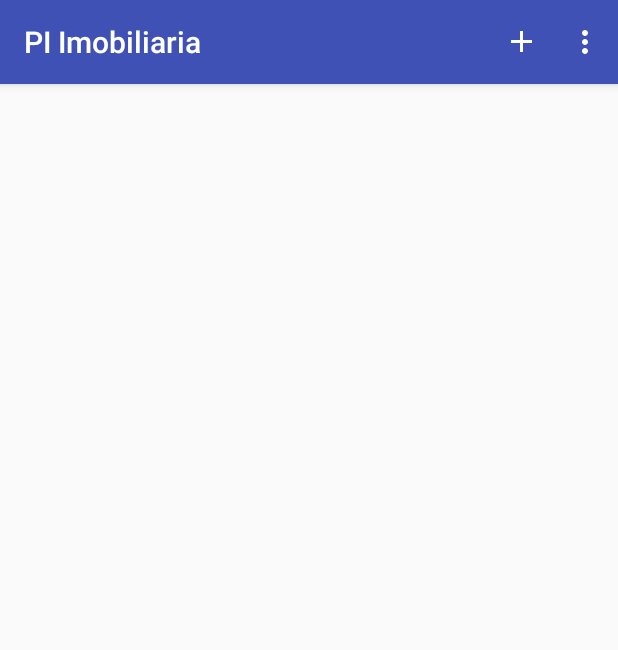
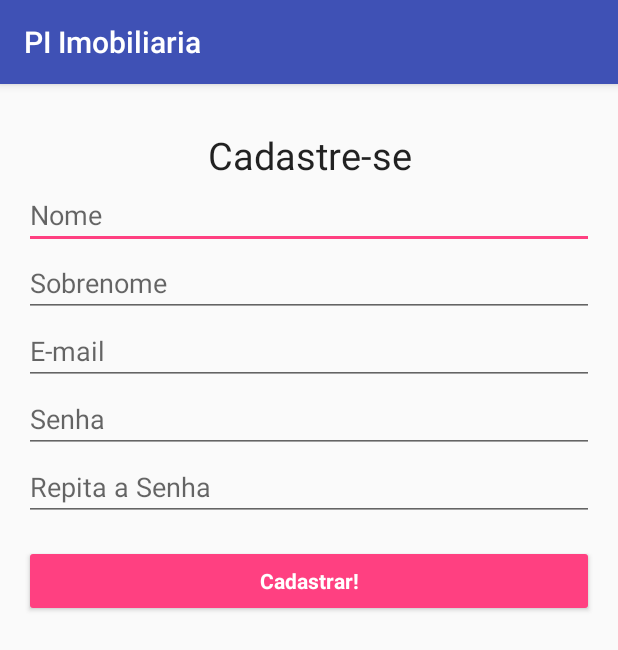
Before and after one commit to lvbfontes/PI5_Imobiliaria, an Android app: the screen it shows after launch (DashboardActivity before the commit, CadastroActivity after it), on a phone screen of 412 x 824 dp. Shown: the top 650 px of the screen. Run offline under Robolectric (Android 15) with nearby library versions, the phone set to English and light mode, and no system bars; our stand-ins replace Firebase (no records; nobody signed in at launch, a user with empty details on screens opened directly), Picasso; 1 statement that could not run was skipped.

```diff
--- a/app/build.gradle
+++ b/app/build.gradle
@@ -2,7 +2,7 @@ apply plugin: 'com.android.application'
 
 android {
     compileSdkVersion 25
-    buildToolsVersion "25.0.2"
+    buildToolsVersion "25.0.3"
     defaultConfig {
         applicationId "br.com.lvbfontes.piimobiliaria"
         minSdkVersion 22
@@ -32,6 +32,7 @@ dependencies {
     compile 'com.crystal:crystalrangeseekbar:1.1.1'
     compile 'com.google.firebase:firebase-database:10.2.6'
     compile 'com.google.firebase:firebase-storage:10.2.6'
+    compile 'com.google.firebase:firebase-auth:10.2.6'
     compile 'com.firebaseui:firebase-ui-database:0.4.0'
     compile 'com.squareup.picasso:picasso:2.5.2'
     testCompile 'junit:junit:4.12'
--- a/app/src/main/java/br/com/lvbfontes/piimobiliaria/CadastroActivity.java
+++ b/app/src/main/java/br/com/lvbfontes/piimobiliaria/CadastroActivity.java
@@ -1,35 +1,98 @@
 package br.com.lvbfontes.piimobiliaria;
 
+import android.app.ProgressDialog;
+import android.content.Intent;
+import android.support.annotation.NonNull;
 import android.support.v7.app.AppCompatActivity;
 import android.os.Bundle;
+import android.text.TextUtils;
 import android.view.View;
 import android.widget.Button;
 import android.widget.EditText;
 import android.widget.Toast;
 
+import com.google.android.gms.tasks.OnCompleteListener;
+import com.google.android.gms.tasks.Task;
+import com.google.firebase.auth.AuthResult;
+import com.google.firebase.auth.FirebaseAuth;
+import com.google.firebase.database.DatabaseReference;
+import com.google.firebase.database.FirebaseDatabase;
+
 public class CadastroActivity extends AppCompatActivity {
+
+    private EditText edtNome;
+    private EditText edtSobrenome;
+    private EditText edtEmail;
+    private EditText edtSenha;
+    private EditText edtRepeteSenha;
+    private Button btnConfirmaCadastro;
+
+    private FirebaseAuth mAuth;
+    private DatabaseReference mDatabase;
+    private ProgressDialog mProgress;
 
     @Override
     protected void onCreate(Bundle savedInstanceState) {
         super.onCreate(savedInstanceState);
         setContentView(R.layout.activity_cadastro);
 
-        EditText edtNome = (EditText) findViewById(R.id.edtNome);
-        EditText edtSobrenome = (EditText) findViewById(R.id.edtSobrenome);
-        final EditText edtSenha = (EditText) findViewById(R.id.edtSenha);
-        final EditText edtRepeteSenha = (EditText) findViewById(R.id.edtRepeteSenha);
+        mAuth = FirebaseAuth.getInstance();
+        mDatabase = FirebaseDatabase.getInstance().getReference().child("Usuarios");
+        mProgress = new ProgressDialog(this);
 
-        Button btnConfirmaCadastro = (Button) findViewById(R.id.btnConfirmaCadastro);
+        edtNome = (EditText) findViewById(R.id.edtNome);
+        edtSobrenome = (EditText) findViewById(R.id.edtSobrenome);
+        edtEmail = (EditText) findViewById(R.id.edtEmail);
+        edtSenha = (EditText) findViewById(R.id.edtSenha);
+        edtRepeteSenha = (EditText) findViewById(R.id.edtRepeteSenha);
+        btnConfirmaCadastro = (Button) findViewById(R.id.btnConfirmaCadastro);
 
         btnConfirmaCadastro.setOnClickListener(new View.OnClickListener() {
             @Override
             public void onClick(View v) {
                 if (edtSenha.getText().toString().equals(edtRepeteSenha.getText().toString())) {
-                    //continuar cadastro
+                    startRegister();
                 } else {
                     Toast.makeText(CadastroActivity.this, R.string.toastSenhaDiferente, Toast.LENGTH_SHORT).show();
                 }
             }
         });
     }
+
+    private void startRegister() {
+
+        final String nome = edtNome.getText().toString().trim();
+        final String sobrenome = edtSobrenome.getText().toString().trim();
+        String senha = edtSenha.getText().toString().trim();
+        String email = edtEmail.getText().toString().trim();
+
+        if(!TextUtils.isEmpty(nome) && !TextUtils.isEmpty(sobrenome) && !TextUtils.isEmpty(senha) && !TextUtils.isEmpty(email)) {
+
+            mProgress.setMessage(getApplicationContext().getResources().getString(R.string.progressRegistro));
+            mProgress.show();
+
+            mAuth.createUserWithEmailAndPassword(email, senha).addOnCompleteListener(new OnCompleteListener<AuthResult>() {
+                @Override
+                public void onComplete(@NonNull Task<AuthResult> task) {
+
+                    if(task.isSuccessful()) {
+
+                        String userId = mAuth.getCurrentUser().getUid();
+                        DatabaseReference currentUserDb = mDatabase.child(userId);
+                        currentUserDb.child("nome").setValue(nome);
+                        currentUserDb.child("sobrenome").setValue(sobrenome);
+                        currentUserDb.child("image").setValue("default");
+
+                        mProgress.dismiss();
+
+                        Intent dashboardIntent = new Intent(CadastroActivity.this, DashboardActivity.class);
+                        dashboardIntent.addFlags(Intent.FLAG_ACTIVITY_CLEAR_TOP);
+                        startActivity(dashboardIntent);
+                    }
+                }
+            });
+        } else {
+            Toast.makeText(CadastroActivity.this, R.string.toastCamposEmpty, Toast.LENGTH_SHORT).show();
+        }
+    }
 }
--- a/app/src/main/java/br/com/lvbfontes/piimobiliaria/DashboardActivity.java
+++ b/app/src/main/java/br/com/lvbfontes/piimobiliaria/DashboardActivity.java
@@ -3,6 +3,7 @@ package br.com.lvbfontes.piimobiliaria;
 import android.content.Context;
 import android.content.Intent;
 import android.os.Bundle;
+import android.support.annotation.NonNull;
 import android.support.v7.app.AppCompatActivity;
 import android.support.v7.widget.LinearLayoutManager;
 import android.support.v7.widget.RecyclerView;
@@ -13,6 +14,7 @@ import android.widget.ImageView;
 import android.widget.TextView;
 
 import com.firebase.ui.database.FirebaseRecyclerAdapter;
+import com.google.firebase.auth.FirebaseAuth;
 import com.google.firebase.database.DatabaseReference;
 import com.google.firebase.database.FirebaseDatabase;
 import com.squareup.picasso.Picasso;
@@ -23,11 +25,25 @@ public class DashboardActivity extends AppCompatActivity {
 
     private RecyclerView mListaDashboard;
     private DatabaseReference mDatabase;
+    private FirebaseAuth mAuth;
+    private FirebaseAuth.AuthStateListener mAuthListener;
 
     @Override
     protected void onCreate(Bundle savedInstanceState) {
         super.onCreate(savedInstanceState);
         setContentView(R.layout.activity_dashboard);
+
+        mAuth = FirebaseAuth.getInstance();
+        mAuthListener = new FirebaseAuth.AuthStateListener() {
+            @Override
+            public void onAuthStateChanged(@NonNull FirebaseAuth firebaseAuth) {
+                if(firebaseAuth.getCurrentUser() == null) {
+                    Intent loginIntent = new Intent(DashboardActivity.this, CadastroActivity.class);
+                    loginIntent.addFlags(Intent.FLAG_ACTIVITY_CLEAR_TOP);
+                    startActivity(loginIntent);
+                }
+            }
+        };
 
         mDatabase = FirebaseDatabase.getInstance().getReference().child("Imovel");
         mListaDashboard = (RecyclerView) findViewById(R.id.listaDashboard);
@@ -38,6 +54,9 @@ public class DashboardActivity extends AppCompatActivity {
     @Override
     protected void onStart() {
         super.onStart();
+
+        mAuth.addAuthStateListener(mAuthListener);
+
         FirebaseRecyclerAdapter<Imovel, DashboardViewHolder> firebaseRecyclerAdapter = new FirebaseRecyclerAdapter<Imovel, DashboardViewHolder>(
                 Imovel.class, R.layout.dashboard_row, DashboardViewHolder.class, mDatabase
         ) {
@@ -101,9 +120,19 @@ public class DashboardActivity extends AppCompatActivity {
 
     @Override
     public boolean onOptionsItemSelected(MenuItem item) {
+
         if (item.getItemId() == R.id.action_add) {
             startActivity(new Intent(DashboardActivity.this, PostActivity.class));
         }
+
+        if (item.getItemId() == R.id.action_logout) {
+            logout();
+        }
+
         return super.onOptionsItemSelected(item);
     }
+
+    private void logout() {
+        mAuth.signOut();
+    }
 }
--- a/app/src/main/java/br/com/lvbfontes/piimobiliaria/PostActivity.java
+++ b/app/src/main/java/br/com/lvbfontes/piimobiliaria/PostActivity.java
@@ -15,7 +15,6 @@ import android.widget.Spinner;
 import android.widget.Toast;
 
 import com.google.android.gms.tasks.OnSuccessListener;
-import com.google.firebase.auth.FirebaseAuthException;
 import com.google.firebase.database.DatabaseReference;
 import com.google.firebase.database.FirebaseDatabase;
 import com.google.firebase.storage.FirebaseStorage;
@@ -77,7 +76,7 @@ public class PostActivity extends AppCompatActivity {
 
     private void startPosting() {
 
-        mProgress.setMessage("Fazendo upload...");
+        mProgress.setMessage(getApplicationContext().getResources().getString(R.string.progressUpload));
 
         final String tipoImovel, comodos, valor, area, contrato;
         tipoImovel = mPostTipoImovel.getText().toString().trim();
@@ -108,7 +107,7 @@ public class PostActivity extends AppCompatActivity {
                 }
             });
         } else {
-            Toast.makeText(PostActivity.this, R.string.toastPostActivity, Toast.LENGTH_SHORT).show();
+            Toast.makeText(PostActivity.this, R.string.toastCamposEmpty, Toast.LENGTH_SHORT).show();
         }
     }
 
--- a/app/src/main/res/menu/dashboard_menu.xml
+++ b/app/src/main/res/menu/dashboard_menu.xml
@@ -11,4 +11,8 @@
         android:title="@string/titleConfiguracoes"
         app:showAsAction="never"/>
 
+    <item android:id="@+id/action_logout"
+        android:title="@string/titleLogout"
+        app:showAsAction="never"/>
+
 </menu>
--- a/app/src/main/res/menu/main_menu.xml
+++ b/app/src/main/res/menu/main_menu.xml
@@ -11,4 +11,8 @@
         android:title="@string/titleConfiguracoes"
         app:showAsAction="never"/>
 
+    <item android:id="@+id/action_logout"
+        android:title="@string/titleLogout"
+        app:showAsAction="never"/>
+
 </menu>
--- a/app/src/main/res/values/strings.xml
+++ b/app/src/main/res/values/strings.xml
@@ -73,5 +73,8 @@
         <item>3000m²</item>
         <item>4000m²</item>
     </string-array>
-    <string name="toastPostActivity">Nenhum campo deve ficar em branco!</string>
+    <string name="toastCamposEmpty">Nenhum campo deve ficar em branco!</string>
+    <string name="progressUpload">Fazendo o upload...</string>
+    <string name="progressRegistro">Registrando...</string>
+    <string name="titleLogout">Sair</string>
 </resources>
```
Also changed, not shown: 4 other files.
